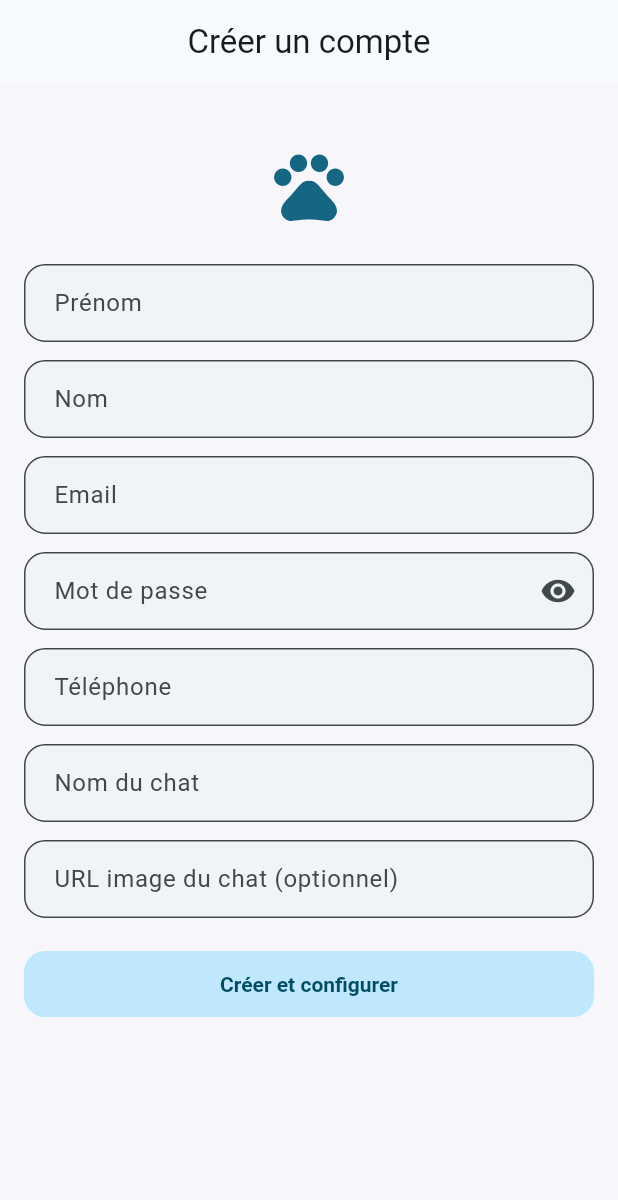
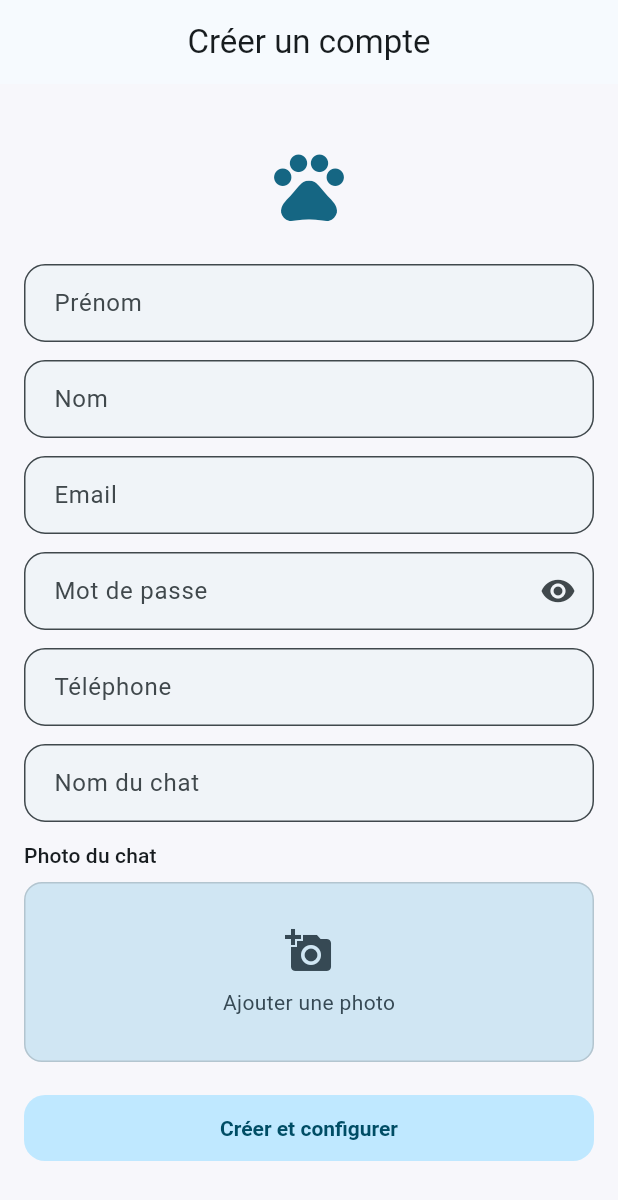
Before and after one commit to beytullahsnk/ABD-CatCare-Front, a Flutter app: the RegisterScreen screen opened by its route, on a phone screen of 412 x 824 dp. Shown: the top 1200 px of the screen. Run offline on Flutter 3.47's test engine with Material 3 defaults, Android fonts, the phone set to English and light mode, and no system bars; our stand-ins replace go_router, shared_preferences; accounts and stored records are empty.

Commit message:
update register

```diff
--- a/abd_petcare/lib/screens/auth/register_screen.dart
+++ b/abd_petcare/lib/screens/auth/register_screen.dart
@@ -5,7 +5,6 @@ import '../../core/services/auth_state.dart';
 import '../../core/services/mock_api_service.dart';
 import '../../models/user.dart';
 import '../../models/cat.dart';
-import '../../screens/widgets/input_field.dart';
 import '../../screens/widgets/primary_button.dart';
 
 class RegisterScreen extends StatefulWidget {
@@ -22,7 +21,7 @@ class _RegisterScreenState extends State<RegisterScreen> {
   final TextEditingController _password = TextEditingController();
   final TextEditingController _phone = TextEditingController();
   final TextEditingController _catName = TextEditingController();
-  final TextEditingController _catImageUrl = TextEditingController();
+  String? _selectedImagePath;
   final GlobalKey<FormState> _formKey = GlobalKey<FormState>();
   final MockApiService _api = MockApiService();
   bool _submitting = false;
@@ -36,7 +35,6 @@ class _RegisterScreenState extends State<RegisterScreen> {
     _password.dispose();
     _phone.dispose();
     _catName.dispose();
-    _catImageUrl.dispose();
     super.dispose();
   }
 
@@ -79,6 +77,27 @@ class _RegisterScreenState extends State<RegisterScreen> {
         const SnackBar(content: Text("Echec de l'inscription")),
       );
     }
+  }
+
+  Widget _buildPlaceholder() {
+    return Column(
+      mainAxisAlignment: MainAxisAlignment.center,
+      children: [
+        Icon(
+          Icons.add_a_photo,
+          size: 32,
+          color: Theme.of(context).colorScheme.onSecondaryContainer,
+        ),
+        const SizedBox(height: 8),
+        Text(
+          'Ajouter une photo',
+          style: TextStyle(
+            color: Theme.of(context).colorScheme.onSecondaryContainer,
+            fontSize: 14,
+          ),
+        ),
+      ],
+    );
   }
 
   @override
@@ -145,10 +164,43 @@ class _RegisterScreenState extends State<RegisterScreen> {
                   validator: _required,
                 ),
                 const SizedBox(height: 12),
-                TextFormField(
-                  controller: _catImageUrl,
-                  decoration: const InputDecoration(
-                      labelText: "URL image du chat (optionnel)"),
+                Text('Photo du chat',
+                    style: Theme.of(context).textTheme.labelLarge),
+                const SizedBox(height: 8),
+                GestureDetector(
+                  onTap: () {
+                    // TODO: Implémenter la sélection d'image
+                    // Pour l'instant, on simule une sélection
+                    setState(() {
+                      _selectedImagePath = 'assets/images/cat_placeholder.png';
+                    });
+                  },
+                  child: Container(
+                    height: 120,
+                    decoration: BoxDecoration(
+                      color: Theme.of(context).colorScheme.secondaryContainer,
+                      borderRadius: BorderRadius.circular(12),
+                      border: Border.all(
+                        color: Theme.of(context)
+                            .colorScheme
+                            .outline
+                            .withOpacity(0.3),
+                        width: 1,
+                      ),
+                    ),
+                    child: _selectedImagePath != null
+                        ? ClipRRect(
+                            borderRadius: BorderRadius.circular(11),
+                            child: Image.asset(
+                              _selectedImagePath!,
+                              fit: BoxFit.cover,
+                              errorBuilder: (context, error, stackTrace) {
+                                return _buildPlaceholder();
+                              },
+                            ),
+                          )
+                        : _buildPlaceholder(),
+                  ),
                 ),
                 const SizedBox(height: 20),
                 Stack(
```
